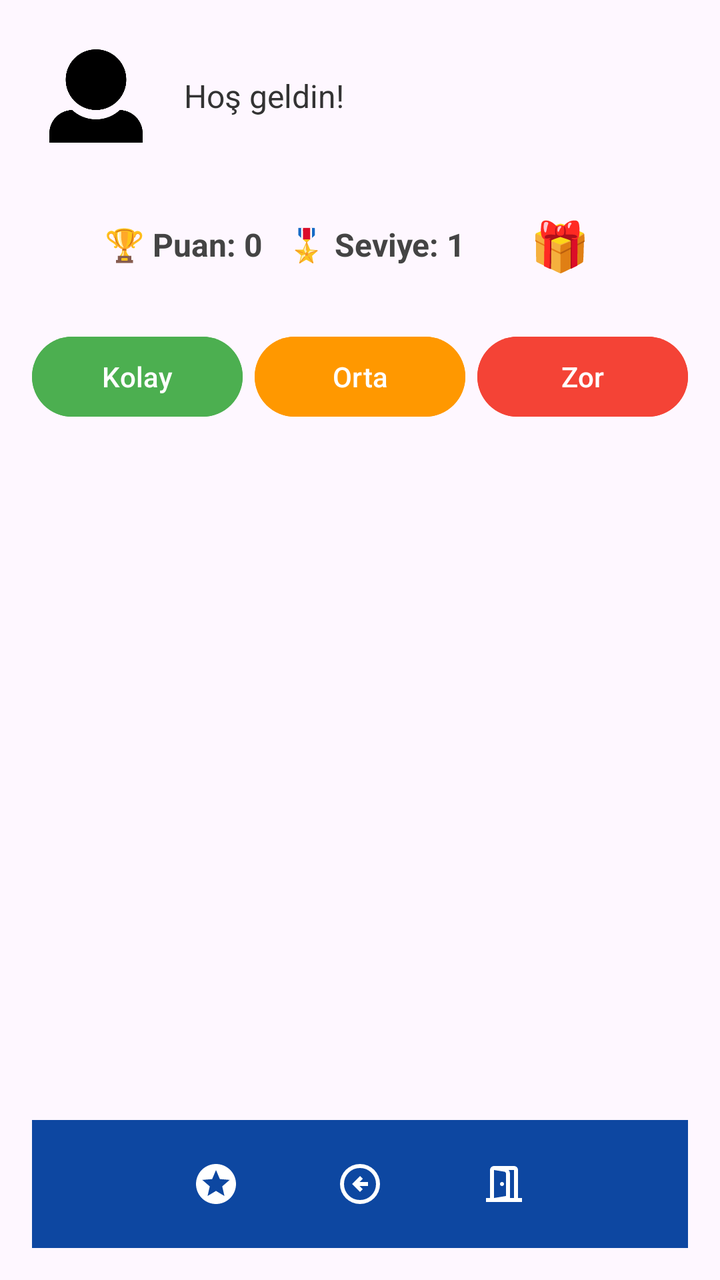
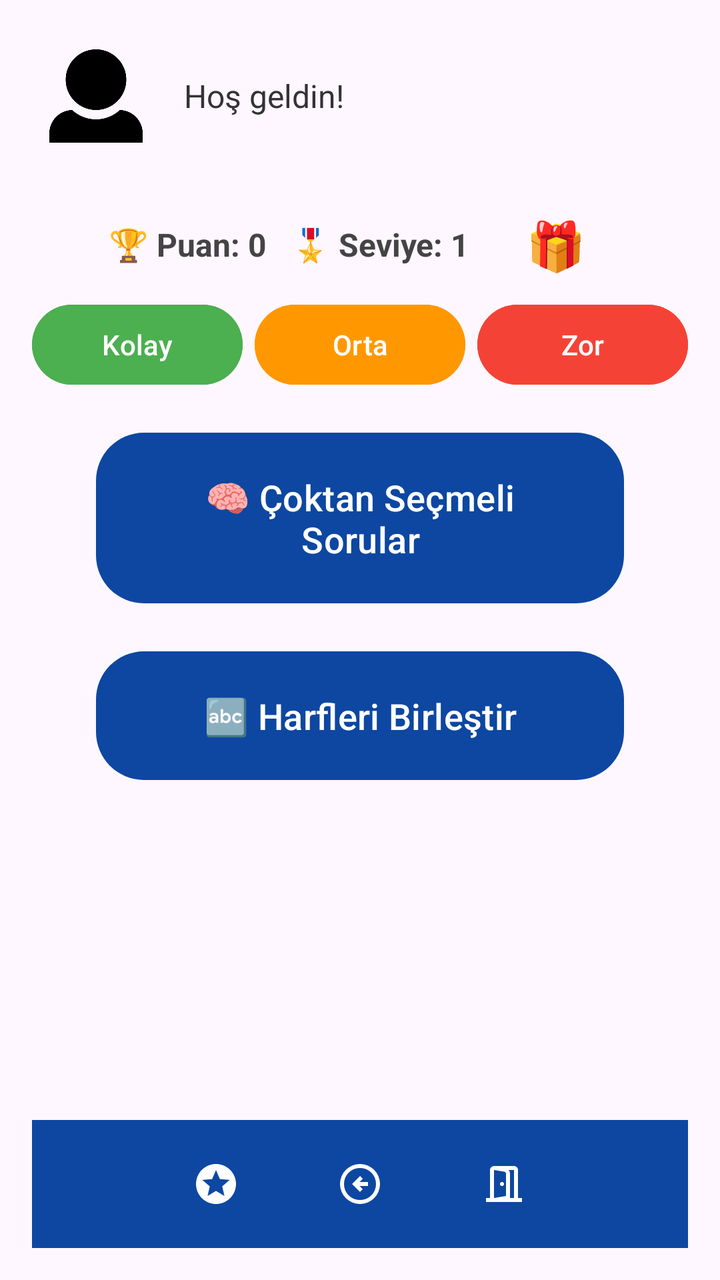

An Android layout rendered at two revisions. The XML below is the earlier revision; the diff shows what the commit changed to produce the second picture.
<!-- AndroidManifest.xml: application theme Theme.MyQuizApp -->
<!-- res/layout/fragment_list.xml -->
<?xml version="1.0" encoding="utf-8"?>
<FrameLayout xmlns:android="http://schemas.android.com/apk/res/android"
    xmlns:app="http://schemas.android.com/apk/res-auto"
    android:layout_width="match_parent"
    android:layout_height="match_parent">

    
    <LinearLayout
        android:orientation="vertical"
        android:padding="16dp"
        android:layout_width="match_parent"
        android:layout_height="match_parent">

        
        <LinearLayout
            android:layout_width="match_parent"
            android:layout_height="wrap_content"
            android:orientation="horizontal"
            android:gravity="center_vertical"
            android:paddingBottom="16dp">

            <ImageView
                android:id="@+id/imageViewAvatar"
                android:layout_width="64dp"
                android:layout_height="64dp"
                android:padding="4dp"
                android:src="@drawable/default_avatar" />

            <TextView
                android:id="@+id/textViewWelcome"
                android:layout_width="0dp"
                android:layout_height="wrap_content"
                android:layout_weight="1"
                android:text="Hoş geldin!"
                android:textSize="16sp"
                android:paddingStart="12dp"
                android:textColor="#333333" />
        </LinearLayout>

        
        <LinearLayout
            android:layout_width="wrap_content"
            android:layout_height="wrap_content"
            android:layout_gravity="center_horizontal"
            android:orientation="horizontal"
            android:gravity="center_vertical"
            android:layout_marginBottom="16dp">

            <TextView
                android:id="@+id/textViewStats"
                android:layout_width="wrap_content"
                android:layout_height="wrap_content"
                android:text="🏆 Puan: 0   🎖️ Seviye: 1 "
                android:textSize="16sp"
                android:textStyle="bold"
                android:textColor="#444444" />

            <Button
                android:id="@+id/dailyGiftButton"
                android:layout_width="wrap_content"
                android:layout_height="wrap_content"
                android:text="🎁"
                android:textSize="24sp"
                android:layout_marginStart="16dp"
                android:background="@android:color/transparent"
                android:textColor="#FFFFFF"
                android:minWidth="0dp"
                android:minHeight="0dp"
                android:paddingStart="12dp"
                android:paddingEnd="12dp"
                android:paddingTop="6dp"
                android:paddingBottom="6dp"
                android:layout_gravity="center_vertical" />
        </LinearLayout>

        
        <LinearLayout
            android:id="@+id/difficultyWidget"
            android:layout_width="match_parent"
            android:layout_height="wrap_content"
            android:orientation="horizontal"
            android:gravity="center"
            android:layout_marginBottom="16dp">

            <Button
                android:id="@+id/easyButton"
                android:layout_width="0dp"
                android:layout_height="wrap_content"
                android:layout_weight="1"
                android:layout_marginEnd="6dp"
                android:text="Kolay"
                android:backgroundTint="#4CAF50"
                android:textColor="#FFFFFF" />

            <Button
                android:id="@+id/mediumButton"
                android:layout_width="0dp"
                android:layout_height="wrap_content"
                android:layout_weight="1"
                android:layout_marginEnd="6dp"
                android:text="Orta"
                android:backgroundTint="#FF9800"
                android:textColor="#FFFFFF" />

            <Button
                android:id="@+id/hardButton"
                android:layout_width="0dp"
                android:layout_height="wrap_content"
                android:layout_weight="1"
                android:text="Zor"
                android:backgroundTint="#F44336"
                android:textColor="#FFFFFF" />
        </LinearLayout>

        
        <androidx.recyclerview.widget.RecyclerView
            android:id="@+id/ListRecyclerView"
            android:layout_width="match_parent"
            android:layout_height="0dp"
            android:layout_weight="1"
            android:clipToPadding="false"
            android:scrollbars="vertical" />

        
        <LinearLayout
            android:id="@+id/footerLayout"
            android:layout_width="match_parent"
            android:layout_height="wrap_content"
            android:gravity="center"
            android:orientation="horizontal"
            android:paddingTop="12dp"
            android:paddingBottom="12dp"
            android:background="#0D47A1">

            <ImageView
                android:id="@+id/imageViewLeaderboard"
                android:layout_width="40dp"
                android:layout_height="40dp"
                android:src="@drawable/ic_star"
                android:contentDescription="LeaderBoard"
                android:padding="8dp"
                android:tint="#FFFFFF" />

            <View
                android:layout_width="32dp"
                android:layout_height="1dp"
                android:background="@android:color/transparent" />

            <ImageView
                android:id="@+id/imageViewLogout"
                android:layout_width="40dp"
                android:layout_height="40dp"
                android:src="@drawable/ic_exit"
                android:contentDescription="Çıkış Yap"
                android:padding="8dp"
                android:tint="#FFFFFF" />

            <View
                android:layout_width="32dp"
                android:layout_height="1dp"
                android:background="@android:color/transparent" />

            <ImageView
                android:id="@+id/imageViewProfile"
                android:layout_width="40dp"
                android:layout_height="40dp"
                android:src="@drawable/ic_profile"
                android:contentDescription="Profil"
                android:padding="8dp"
                android:tint="#FFFFFF" />
        </LinearLayout>

    </LinearLayout>

    
    <FrameLayout
        android:id="@+id/confettiOverlay"
        android:layout_width="match_parent"
        android:layout_height="match_parent"
        android:visibility="gone"
        android:background="#80000000"
        android:clickable="true"
        android:focusable="true">

        <LinearLayout
            android:layout_width="280dp"
            android:layout_height="wrap_content"
            android:orientation="vertical"
            android:padding="24dp"
            android:background="@android:color/white"
            android:layout_gravity="center"
            android:elevation="8dp"
            android:gravity="center"
            android:layout_margin="16dp">

            <com.airbnb.lottie.LottieAnimationView
                android:id="@+id/confettiAnimationView"
                android:layout_width="200dp"
                android:layout_height="200dp"
                app:lottie_rawRes="@raw/confetti"
                app:lottie_autoPlay="false"
                app:lottie_loop="false" />

            <TextView
                android:id="@+id/levelUpText"
                android:layout_width="wrap_content"
                android:layout_height="wrap_content"
                android:text="🎉 Tebrikler! Seviye atladınız! 🎉"
                android:textSize="20sp"
                android:textColor="#000000"
                android:textStyle="bold"
                android:gravity="center"
                android:layout_marginTop="8dp" />
        </LinearLayout>
    </FrameLayout>
    <FrameLayout
        android:id="@+id/giftOverlay"
        android:layout_width="match_parent"
        android:layout_height="match_parent"
        android:background="#80000000"
        android:visibility="gone"
        android:clickable="true"
        android:focusable="true">

        <LinearLayout
            android:layout_width="280dp"
            android:layout_height="wrap_content"
            android:orientation="vertical"
            android:padding="24dp"
            android:background="@android:color/white"
            android:layout_gravity="center"
            android:elevation="8dp"
            android:gravity="center"
            android:layout_margin="16dp">

            <com.airbnb.lottie.LottieAnimationView
                android:id="@+id/giftAnimationView"
                android:layout_width="200dp"
                android:layout_height="200dp"
                app:lottie_rawRes="@raw/gift_box"
                app:lottie_autoPlay="false"
                app:lottie_loop="false" />

            <TextView
                android:id="@+id/giftPointText"
                android:layout_width="wrap_content"
                android:layout_height="wrap_content"
                android:text="🎉 2 Puan Kazandınız! 🎉"
                android:textSize="20sp"
                android:textColor="#000000"
                android:textStyle="bold"
                android:gravity="center"
                android:visibility="gone"
                android:layout_marginTop="12dp" />
        </LinearLayout>
    </FrameLayout>


</FrameLayout>
<!-- resources referenced by this layout -->
<resources>
  <!-- drawable default_avatar: png bitmap (drawable, 7645 bytes) -->
  <!-- drawable ic_exit (drawable) -->
  <vector xmlns:android="http://schemas.android.com/apk/res/android" android:autoMirrored="true" android:height="24dp" android:tint="#000000" android:viewportHeight="960" android:viewportWidth="960" android:width="24dp">
        
      <path android:fillColor="@android:color/white" android:pathData="M480,640L536,584L472,520L640,520L640,440L472,440L536,376L480,320L320,480L480,640ZM480,880Q397,880 324,848.5Q251,817 197,763Q143,709 111.5,636Q80,563 80,480Q80,397 111.5,324Q143,251 197,197Q251,143 324,111.5Q397,80 480,80Q563,80 636,111.5Q709,143 763,197Q817,251 848.5,324Q880,397 880,480Q880,563 848.5,636Q817,709 763,763Q709,817 636,848.5Q563,880 480,880ZM480,800Q614,800 707,707Q800,614 800,480Q800,346 707,253Q614,160 480,160Q346,160 253,253Q160,346 160,480Q160,614 253,707Q346,800 480,800ZM480,480Q480,480 480,480Q480,480 480,480Q480,480 480,480Q480,480 480,480Q480,480 480,480Q480,480 480,480Q480,480 480,480Q480,480 480,480Z"/>
      
  </vector>
  <!-- drawable ic_profile (drawable) -->
  <vector xmlns:android="http://schemas.android.com/apk/res/android" android:height="24dp" android:tint="#000000" android:viewportHeight="960" android:viewportWidth="960" android:width="24dp">
        
      <path android:fillColor="@android:color/white" android:pathData="M440,520Q457,520 468.5,508.5Q480,497 480,480Q480,463 468.5,451.5Q457,440 440,440Q423,440 411.5,451.5Q400,463 400,480Q400,497 411.5,508.5Q423,520 440,520ZM280,840L280,760L520,720L520,275Q520,260 511,248Q502,236 488,234L280,200L280,120L500,156Q544,164 572,197Q600,230 600,274L600,786L280,840ZM120,840L120,760L200,760L200,200Q200,166 223.5,143Q247,120 280,120L680,120Q714,120 737,143Q760,166 760,200L760,760L840,760L840,840L120,840ZM280,760L680,760L680,200Q680,200 680,200Q680,200 680,200L280,200Q280,200 280,200Q280,200 280,200L280,760Z"/>
      
  </vector>
  <!-- drawable ic_star (drawable) -->
  <vector xmlns:android="http://schemas.android.com/apk/res/android" android:height="24dp" android:tint="#000000" android:viewportHeight="24" android:viewportWidth="24" android:width="24dp">
        
      <path android:fillColor="@android:color/white" android:pathData="M11.99,2C6.47,2 2,6.48 2,12s4.47,10 9.99,10C17.52,22 22,17.52 22,12S17.52,2 11.99,2zM16.23,18L12,15.45 7.77,18l1.12,-4.81 -3.73,-3.23 4.92,-0.42L12,5l1.92,4.53 4.92,0.42 -3.73,3.23L16.23,18z"/>
      
  </vector>
  <style name="Theme.MyQuizApp" parent="Base.Theme.MyQuizApp" />
  <style name="Base.Theme.MyQuizApp" parent="Theme.Material3.DayNight.NoActionBar">
          
          
      </style>
</resources>

<!-- the commit's change to res/layout/fragment_list.xml (unified diff, before → after) -->
@@ -5,19 +5,22 @@
     android:layout_height="match_parent">
 
     
-    <LinearLayout
-        android:orientation="vertical"
-        android:padding="16dp"
+    <androidx.constraintlayout.widget.ConstraintLayout
         android:layout_width="match_parent"
-        android:layout_height="match_parent">
-
-        
-        <LinearLayout
-            android:layout_width="match_parent"
+        android:layout_height="match_parent"
+        android:padding="16dp">
+
+        
+        <LinearLayout
+            android:id="@+id/headerLayout"
+            android:layout_width="0dp"
             android:layout_height="wrap_content"
             android:orientation="horizontal"
             android:gravity="center_vertical"
-            android:paddingBottom="16dp">
+            android:paddingBottom="16dp"
+            app:layout_constraintTop_toTopOf="parent"
+            app:layout_constraintStart_toStartOf="parent"
+            app:layout_constraintEnd_toEndOf="parent">
 
             <ImageView
                 android:id="@+id/imageViewAvatar"
@@ -28,29 +31,31 @@
 
             <TextView
                 android:id="@+id/textViewWelcome"
-                android:layout_width="0dp"
-                android:layout_height="wrap_content"
-                android:layout_weight="1"
+                android:layout_width="wrap_content"
+                android:layout_height="wrap_content"
+                android:layout_marginStart="12dp"
                 android:text="Hoş geldin!"
                 android:textSize="16sp"
-                android:paddingStart="12dp"
                 android:textColor="#333333" />
         </LinearLayout>
 
         
         <LinearLayout
-            android:layout_width="wrap_content"
-            android:layout_height="wrap_content"
-            android:layout_gravity="center_horizontal"
+            android:id="@+id/statsLayout"
+            android:layout_width="0dp"
+            android:layout_height="wrap_content"
             android:orientation="horizontal"
-            android:gravity="center_vertical"
-            android:layout_marginBottom="16dp">
+            android:gravity="center"
+            android:layout_marginBottom="16dp"
+            app:layout_constraintTop_toBottomOf="@id/headerLayout"
+            app:layout_constraintStart_toStartOf="parent"
+            app:layout_constraintEnd_toEndOf="parent">
 
             <TextView
                 android:id="@+id/textViewStats"
                 android:layout_width="wrap_content"
                 android:layout_height="wrap_content"
-                android:text="🏆 Puan: 0   🎖️ Seviye: 1 "
+                android:text="🏆 Puan: 0   🎖️ Seviye: 1"
                 android:textSize="16sp"
                 android:textStyle="bold"
                 android:textColor="#444444" />
@@ -60,27 +65,29 @@
                 android:layout_width="wrap_content"
                 android:layout_height="wrap_content"
                 android:text="🎁"
+                android:textColor="#444444"
                 android:textSize="24sp"
                 android:layout_marginStart="16dp"
                 android:background="@android:color/transparent"
-                android:textColor="#FFFFFF"
                 android:minWidth="0dp"
                 android:minHeight="0dp"
                 android:paddingStart="12dp"
                 android:paddingEnd="12dp"
                 android:paddingTop="6dp"
-                android:paddingBottom="6dp"
-                android:layout_gravity="center_vertical" />
+                android:paddingBottom="6dp" />
         </LinearLayout>
 
         
         <LinearLayout
             android:id="@+id/difficultyWidget"
-            android:layout_width="match_parent"
+            android:layout_width="0dp"
             android:layout_height="wrap_content"
             android:orientation="horizontal"
             android:gravity="center"
-            android:layout_marginBottom="16dp">
+            android:layout_marginBottom="16dp"
+            app:layout_constraintTop_toBottomOf="@id/statsLayout"
+            app:layout_constraintStart_toStartOf="parent"
+            app:layout_constraintEnd_toEndOf="parent">
 
             <Button
                 android:id="@+id/easyButton"
@@ -113,24 +120,71 @@
         </LinearLayout>
 
         
+        <com.google.android.material.button.MaterialButton
+            android:id="@+id/btnSelectCategory"
+            android:layout_width="0dp"
+            android:layout_height="wrap_content"
+            android:layout_marginTop="16dp"
+            android:layout_marginHorizontal="32dp"
+            android:paddingVertical="20dp"
+            android:text="🧠 Çoktan Seçmeli Sorular"
+            android:textAllCaps="false"
+            android:textSize="18sp"
+            android:textColor="@android:color/white"
+            app:cornerRadius="24dp"
+            app:background="@drawable/gradient_blue"
+            app:elevation="6dp"
+            app:iconGravity="textStart"
+            app:layout_constraintTop_toBottomOf="@id/difficultyWidget"
+            app:layout_constraintStart_toStartOf="parent"
+            app:layout_constraintEnd_toEndOf="parent" />
+
+        <com.google.android.material.button.MaterialButton
+            android:id="@+id/btnSelectCategory2"
+            android:layout_width="0dp"
+            android:layout_height="wrap_content"
+            android:layout_marginTop="16dp"
+            android:layout_marginHorizontal="32dp"
+            android:paddingVertical="20dp"
+            android:text="🔤 Harfleri Birleştir"
+            android:textAllCaps="false"
+            android:textSize="18sp"
+            android:textColor="@android:color/white"
+            app:background="@drawable/gradient_blue"
+            app:cornerRadius="24dp"
+            app:elevation="6dp"
+            app:iconGravity="textStart"
+            app:layout_constraintTop_toBottomOf="@id/btnSelectCategory"
+            app:layout_constraintStart_toStartOf="parent"
+            app:layout_constraintEnd_toEndOf="parent" />
+
+        
         <androidx.recyclerview.widget.RecyclerView
             android:id="@+id/ListRecyclerView"
-            android:layout_width="match_parent"
+            android:layout_width="0dp"
             android:layout_height="0dp"
-            android:layout_weight="1"
-            android:clipToPadding="false"
-            android:scrollbars="vertical" />
+            android:visibility="gone"
+            android:paddingTop="8dp"
+            app:layout_constraintTop_toBottomOf="@id/btnSelectCategory2"
+            app:layout_constraintBottom_toTopOf="@id/footerLayout"
+            app:layout_constraintStart_toStartOf="parent"
+            app:layout_constraintEnd_toEndOf="parent" />
+
+
 
         
         <LinearLayout
             android:id="@+id/footerLayout"
-            android:layout_width="match_parent"
-            android:layout_height="wrap_content"
-            android:gravity="center"
+            android:layout_width="0dp"
+            android:layout_height="wrap_content"
+            android:background="#0D47A1"
             android:orientation="horizontal"
+            android:gravity="center"
             android:paddingTop="12dp"
             android:paddingBottom="12dp"
-            android:background="#0D47A1">
+            app:layout_constraintBottom_toBottomOf="parent"
+            app:layout_constraintStart_toStartOf="parent"
+            app:layout_constraintEnd_toEndOf="parent">
 
             <ImageView
                 android:id="@+id/imageViewLeaderboard"
@@ -141,10 +195,7 @@
                 android:padding="8dp"
                 android:tint="#FFFFFF" />
 
-            <View
-                android:layout_width="32dp"
-                android:layout_height="1dp"
-                android:background="@android:color/transparent" />
+            <View android:layout_width="32dp" android:layout_height="1dp" android:background="@android:color/transparent" />
 
             <ImageView
                 android:id="@+id/imageViewLogout"
@@ -155,10 +206,7 @@
                 android:padding="8dp"
                 android:tint="#FFFFFF" />
 
-            <View
-                android:layout_width="32dp"
-                android:layout_height="1dp"
-                android:background="@android:color/transparent" />
+            <View android:layout_width="32dp" android:layout_height="1dp" android:background="@android:color/transparent" />
 
             <ImageView
                 android:id="@+id/imageViewProfile"
@@ -170,7 +218,7 @@
                 android:tint="#FFFFFF" />
         </LinearLayout>
 
-    </LinearLayout>
+    </androidx.constraintlayout.widget.ConstraintLayout>
 
     
     <FrameLayout
@@ -213,6 +261,8 @@
                 android:layout_marginTop="8dp" />
         </LinearLayout>
     </FrameLayout>
+
+    
     <FrameLayout
         android:id="@+id/giftOverlay"
         android:layout_width="match_parent"
@@ -255,5 +305,4 @@
         </LinearLayout>
     </FrameLayout>
 
-
 </FrameLayout>
<!-- resource entries referenced after the edit -->
@@ -1,6 +1,21 @@
 <!-- resources referenced by this layout -->
 <resources>
   <!-- drawable default_avatar: png bitmap (drawable, 7645 bytes) -->
+  <!-- drawable gradient_blue (drawable) -->
+  <ripple xmlns:android="http://schemas.android.com/apk/res/android"
+      android:color="#33FFFFFF">
+      <item>
+          <shape android:shape="rectangle">
+              <gradient
+                  android:angle="135"
+                  android:startColor="#8EC5FC"
+              android:centerColor="#E0C3FC"
+              android:endColor="#FF9A9E"
+              android:type="linear" />
+              <corners android:radius="32dp" />
+          </shape>
+      </item>
+  </ripple>
   <!-- drawable ic_exit (drawable) -->
   <vector xmlns:android="http://schemas.android.com/apk/res/android" android:autoMirrored="true" android:height="24dp" android:tint="#000000" android:viewportHeight="960" android:viewportWidth="960" android:width="24dp">
         
@@ -21,8 +36,8 @@
   </vector>
   <style name="Theme.MyQuizApp" parent="Base.Theme.MyQuizApp" />
   <style name="Base.Theme.MyQuizApp" parent="Theme.Material3.DayNight.NoActionBar">
-          
-          
-      </style>
+              <item name="colorPrimary">#0D47A1</item> 
+              <item name="colorOnPrimary">#FFFFFF</item>
+          </style>
 </resources>
 
